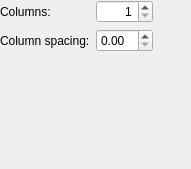
The window that words/part/dialogs/KWDocumentColumns.ui (KDE/calligra) describes before a commit, drawn with Qt 5.
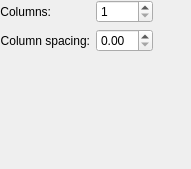
The same window after the commit. Custom widgets are drawn as their Qt base class.

Commit message: Changed: improve layout of KWDocumentColumns by using a QFormLayout

Diff of the .ui file:
```diff
--- a/words/part/dialogs/KWDocumentColumns.ui
+++ b/words/part/dialogs/KWDocumentColumns.ui
@@ -10,27 +10,75 @@
     <height>169</height>
    </rect>
   </property>
-  <layout class="QGridLayout">
+  <layout class="QHBoxLayout">
    <property name="margin">
     <number>0</number>
    </property>
-   <property name="spacing">
-    <number>6</number>
-   </property>
-   <item row="2" column="0" colspan="2">
+   <item>
+    <layout class="QVBoxLayout">
+     <item>
+      <layout class="QFormLayout">
+       <item row="0" column="0">
+        <widget class="QLabel" name="columnsLabel">
+         <property name="text">
+          <string>Columns:</string>
+         </property>
+         <property name="alignment">
+          <set>Qt::AlignRight|Qt::AlignTrailing|Qt::AlignVCenter</set>
+         </property>
+         <property name="buddy">
+          <cstring>columns</cstring>
+         </property>
+        </widget>
+       </item>
+       <item row="0" column="1">
+        <widget class="QSpinBox" name="columns">
+         <property name="minimum">
+          <number>1</number>
+         </property>
+        </widget>
+       </item>
+       <item row="1" column="0">
+        <widget class="QLabel" name="spacingLabel">
+         <property name="text">
+          <string>Column spacing:</string>
+         </property>
+          <property name="alignment">
+           <set>Qt::AlignRight|Qt::AlignTrailing|Qt::AlignVCenter</set>
+          </property>
+         <property name="buddy">
+          <cstring>spacing</cstring>
+         </property>
+        </widget>
+       </item>
+       <item row="1" column="1">
+        <widget class="KoUnitDoubleSpinBox" name="spacing"/>
+       </item>
+      </layout>
+     </item>
+     <item>
+      <spacer>
+       <property name="orientation">
+        <enum>Qt::Vertical</enum>
+       </property>
+       <property name="sizeType">
+        <enum>QSizePolicy::MinimumExpanding</enum>
+       </property>
+      </spacer>
+     </item>
+   </layout>
+   </item>
+   <item>
     <spacer>
      <property name="orientation">
-      <enum>Qt::Vertical</enum>
+      <enum>Qt::Horizontal</enum>
      </property>
-     <property name="sizeHint" stdset="0">
-      <size>
-       <width>121</width>
-       <height>61</height>
-      </size>
+     <property name="sizeType">
+      <enum>QSizePolicy::MinimumExpanding</enum>
      </property>
     </spacer>
    </item>
-   <item row="0" column="2" rowspan="3">
+   <item>
     <widget class="QWidget" name="previewPane" native="true">
      <property name="sizePolicy">
       <sizepolicy hsizetype="Preferred" vsizetype="Preferred">
@@ -40,45 +88,6 @@
      </property>
     </widget>
    </item>
-   <item row="1" column="1">
-    <widget class="KoUnitDoubleSpinBox" name="spacing"/>
-   </item>
-   <item row="0" column="1">
-    <widget class="QSpinBox" name="columns">
-     <property name="alignment">
-      <set>Qt::AlignRight|Qt::AlignTrailing|Qt::AlignVCenter</set>
-     </property>
-     <property name="minimum">
-      <number>1</number>
-     </property>
-    </widget>
-   </item>
-   <item row="0" column="0">
-    <widget class="QLabel" name="columnsLabel">
-     <property name="sizePolicy">
-      <sizepolicy hsizetype="Fixed" vsizetype="Preferred">
-       <horstretch>0</horstretch>
-       <verstretch>0</verstretch>
-      </sizepolicy>
-     </property>
-     <property name="text">
-      <string>Columns:</string>
-     </property>
-     <property name="buddy">
-      <cstring>columns</cstring>
-     </property>
-    </widget>
-   </item>
-   <item row="1" column="0">
-    <widget class="QLabel" name="spacingLabel">
-     <property name="text">
-      <string>Column spacing:</string>
-     </property>
-     <property name="buddy">
-      <cstring>spacing</cstring>
-     </property>
-    </widget>
-   </item>
   </layout>
  </widget>
  <customwidgets>
```
